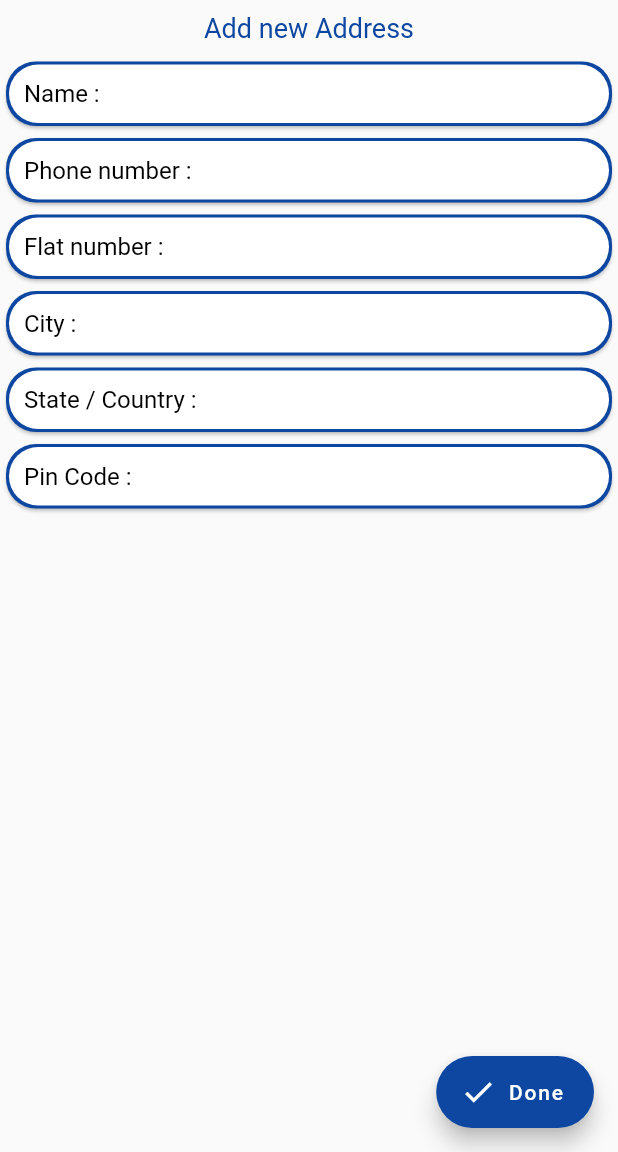
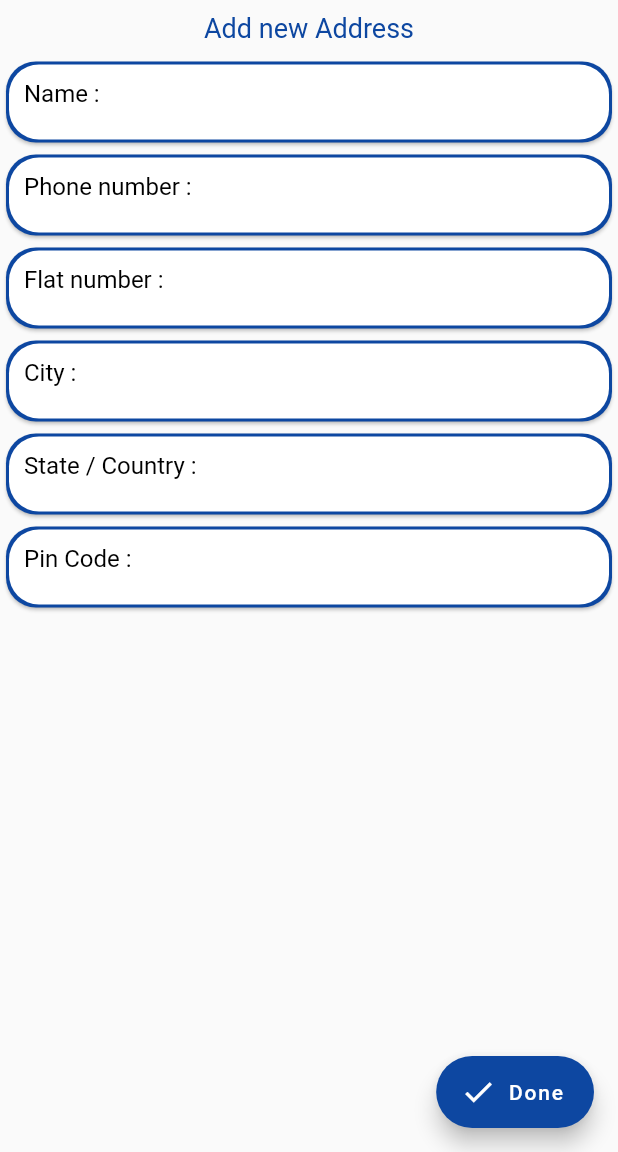
Before and after one commit to ahmedHabiTa/Shop-app-with-admin-panel, a Flutter app: the Address screen opened directly, after a tap on "Add new Address", on a phone screen of 412 x 824 dp, the part 84-1236 px from its top. Run offline on Flutter 3.47's test engine with Material 2 defaults, Android fonts, the phone set to English and light mode, and no system bars; our stand-ins replace carousel_slider, cloud_firestore, firebase_auth, firebase_core, firebase_storage, fluttertoast and 3 more; accounts and stored records are empty; Roboto replaces fonts that are missing (Satisfy); statements that could not run were skipped.

Commit message:
last Edition

```diff
--- a/lib/Address/addAddress.dart
+++ b/lib/Address/addAddress.dart
@@ -60,15 +60,12 @@ class AddAddress extends StatelessWidget {
         body: SingleChildScrollView(
           child: Column(
             children: <Widget>[
-              Align(
-                alignment: Alignment.centerLeft,
-                child: Padding(
+              Padding(
                 padding: EdgeInsets.all(8),
                 child: Center(
                   child: Text('Add new Address',
                     style: TextStyle(
                         color: themeMode == ThemeMode.dark ? Colors.white : Colors.blue[900],fontSize: 18),),
-                  ),
                 ),
               ),
               Form(
@@ -121,11 +118,12 @@ class MyTextField extends StatelessWidget {
   Widget build(BuildContext context) {
     var themeMode = Provider.of<ThemeProvider>(context).tm;
     return Card(
-      semanticContainer: true,
       shape: RoundedRectangleBorder(borderRadius: BorderRadius.circular(20)),
       color: themeMode == ThemeMode.dark ? Colors.white : Colors.blue[900],
+      child: Padding(
+        padding: const EdgeInsets.all(2.0),
         child: Container(
-        margin: EdgeInsets.all(2),
+          height: 50,
           decoration: BoxDecoration(
             color: themeMode == ThemeMode.dark
                 ? Theme.of(context).canvasColor
@@ -145,6 +143,7 @@ class MyTextField extends StatelessWidget {
             ),
           ),
         ),
+      ),
     );
   }
 }
--- a/lib/Address/check_out_address.dart
+++ b/lib/Address/check_out_address.dart
@@ -27,9 +27,7 @@ class _AddressState extends State<Address> {
           crossAxisAlignment: CrossAxisAlignment.center,
           mainAxisSize: MainAxisSize.min,
           children: <Widget>[
-            Align(
-              alignment: Alignment.centerLeft,
-              child: Padding(
+            Padding(
               padding: EdgeInsets.all(8),
               child: Center(
                   child: Text('Select Address',
@@ -39,7 +37,6 @@ class _AddressState extends State<Address> {
                               : Colors.blue[900],
                           fontWeight: FontWeight.bold,
                           fontSize: 20))),
-              ),
             ),
             Consumer<AddressChanger>(builder: (context, address, c) {
               return Flexible(
@@ -174,7 +171,6 @@ class _AddressCardState extends State<AddressCard> {
     double screenWidth = MediaQuery.of(context).size.width;
     var themeMode = Provider.of<ThemeProvider>(context).tm;
     return Card(
-      semanticContainer: true,
       shape: RoundedRectangleBorder(borderRadius: BorderRadius.circular(20)),
       color: themeMode == ThemeMode.dark ? Colors.white : Colors.black87,
       child: InkWell(
```
Also changed, not shown: lib/Orders/placeOrder.dart (+2 -6 lines). Lines whose indentation alone changed are shown as unchanged.
